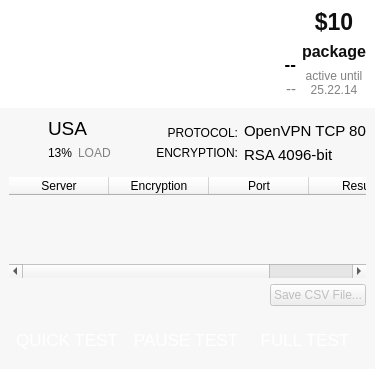
Above: src/safechecker/testdialog.ui from proxysh/Safejumper-for-Desktop before the change. Below: the same form after it.
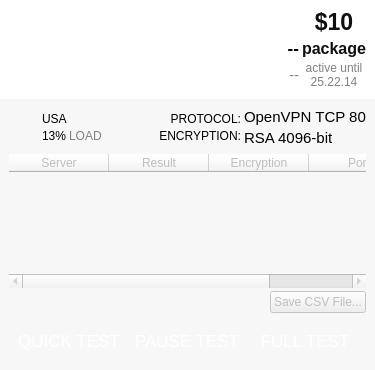
That is the form after the change. Icons and pictures are not drawn.

```diff
--- a/src/safechecker/testdialog.ui
+++ b/src/safechecker/testdialog.ui
@@ -7,7 +7,7 @@
     <x>0</x>
     <y>0</y>
     <width>375</width>
-    <height>369</height>
+    <height>370</height>
    </rect>
   </property>
   <property name="sizePolicy">
@@ -120,7 +120,7 @@
      <property name="minimumSize">
       <size>
        <width>0</width>
-       <height>100</height>
+       <height>0</height>
       </size>
      </property>
      <property name="palette">
@@ -231,8 +231,23 @@
       <enum>QFrame::Raised</enum>
      </property>
      <layout class="QGridLayout" name="gridLayout_3">
-      <item row="0" column="0" rowspan="4">
-       <widget class="QLabel" name="label">
+      <property name="leftMargin">
+       <number>9</number>
+      </property>
+      <property name="topMargin">
+       <number>9</number>
+      </property>
+      <property name="rightMargin">
+       <number>9</number>
+      </property>
+      <property name="bottomMargin">
+       <number>9</number>
+      </property>
+      <property name="spacing">
+       <number>3</number>
+      </property>
+      <item row="0" column="0" rowspan="3">
+       <widget class="QLabel" name="logoLabel">
         <property name="sizePolicy">
          <sizepolicy hsizetype="Fixed" vsizetype="Fixed">
           <horstretch>0</horstretch>
@@ -290,7 +305,7 @@
         </property>
        </widget>
       </item>
-      <item row="1" column="3" rowspan="2">
+      <item row="1" column="3">
        <widget class="QLabel" name="L_Package">
         <property name="font">
          <font>
@@ -315,7 +330,7 @@
         </property>
        </widget>
       </item>
-      <item row="3" column="3" rowspan="2">
+      <item row="2" column="3" rowspan="2">
        <widget class="QLabel" name="L_Until">
         <property name="enabled">
          <bool>false</bool>
@@ -343,37 +358,7 @@
         </property>
        </widget>
       </item>
-      <item row="0" column="2">
-       <widget class="QLabel" name="L_ConnectStatus">
-        <property name="sizePolicy">
-         <sizepolicy hsizetype="Fixed" vsizetype="Fixed">
-          <horstretch>1</horstretch>
-          <verstretch>0</verstretch>
-         </sizepolicy>
-        </property>
-        <property name="maximumSize">
-         <size>
-          <width>124</width>
-          <height>16</height>
-         </size>
-        </property>
-        <property name="styleSheet">
-         <string notr="true">QLabel
-{
-	border:0px;
-	color: #ffffff;
-	border-image: url(:/imgs/connect-status-red.png);
-}</string>
-        </property>
-        <property name="text">
-         <string/>
-        </property>
-        <property name="alignment">
-         <set>Qt::AlignRight|Qt::AlignTrailing|Qt::AlignVCenter</set>
-        </property>
-       </widget>
-      </item>
-      <item row="2" column="1" rowspan="2" colspan="2">
+      <item row="1" column="1" colspan="2">
        <widget class="QLabel" name="L_Login">
         <property name="sizePolicy">
          <sizepolicy hsizetype="Preferred" vsizetype="Preferred">
@@ -403,7 +388,7 @@
         </property>
        </widget>
       </item>
-      <item row="4" column="1" colspan="2">
+      <item row="2" column="1" rowspan="2" colspan="2">
        <widget class="QLabel" name="L_Email">
         <property name="enabled">
          <bool>false</bool>
@@ -901,6 +886,21 @@
       <enum>QFrame::Raised</enum>
      </property>
      <layout class="QGridLayout" name="gridLayout_2">
+      <property name="leftMargin">
+       <number>9</number>
+      </property>
+      <property name="topMargin">
+       <number>9</number>
+      </property>
+      <property name="rightMargin">
+       <number>9</number>
+      </property>
+      <property name="bottomMargin">
+       <number>9</number>
+      </property>
+      <property name="spacing">
+       <number>3</number>
+      </property>
       <item row="0" column="0">
        <widget class="QLabel" name="label_3">
         <property name="sizePolicy">
@@ -1117,7 +1117,7 @@
           <property name="font">
            <font>
             <family>Helvetica Neue</family>
-            <pointsize>14</pointsize>
+            <pointsize>9</pointsize>
             <weight>50</weight>
             <bold>false</bold>
            </font>
@@ -1163,6 +1163,20 @@
       </item>
       <item row="2" column="0" colspan="3">
        <widget class="QTableWidget" name="tableWidget">
+        <property name="enabled">
+         <bool>false</bool>
+        </property>
+        <property name="maximumSize">
+         <size>
+          <width>16777215</width>
+          <height>140</height>
+         </size>
+        </property>
+        <property name="font">
+         <font>
+          <pointsize>9</pointsize>
+         </font>
+        </property>
         <property name="frameShadow">
          <enum>QFrame::Sunken</enum>
         </property>
@@ -1186,6 +1200,11 @@
           <string>Server</string>
          </property>
         </column>
+        <column>
+         <property name="text">
+          <string>Result</string>
+         </property>
+        </column>
         <column>
          <property name="text">
           <string>Encryption</string>
@@ -1196,11 +1215,6 @@
           <string>Port</string>
          </property>
         </column>
-        <column>
-         <property name="text">
-          <string>Result</string>
-         </property>
-        </column>
        </widget>
       </item>
       <item row="3" column="0" colspan="3">
```
Left out of the diff: 39 changed lines with no effect on the pictures.
